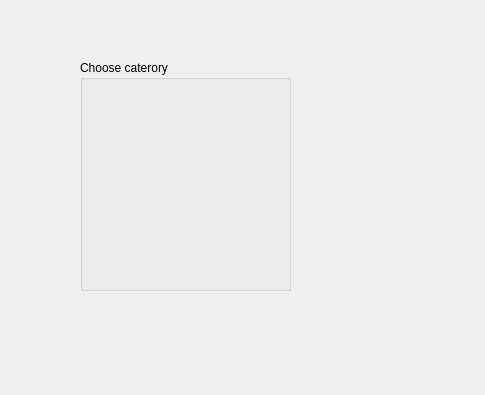
First picture: the form in catergory.ui, repository VIGNESHWAR2407/QT-Quiz_Game, before the edit.
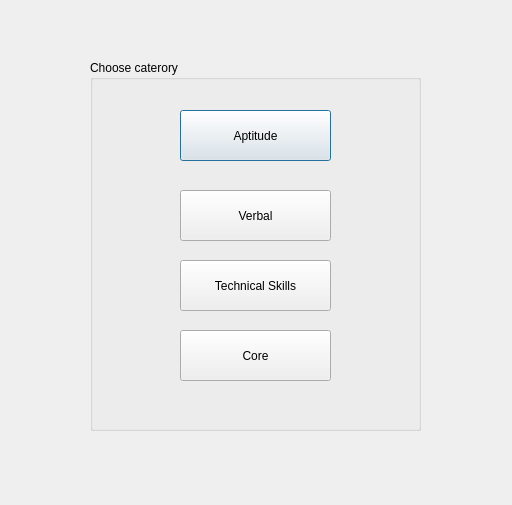
Second picture: the form after the edit.

```diff
--- a/catergory.ui
+++ b/catergory.ui
@@ -6,8 +6,8 @@
    <rect>
     <x>0</x>
     <y>0</y>
-    <width>485</width>
-    <height>395</height>
+    <width>512</width>
+    <height>505</height>
    </rect>
   </property>
   <property name="windowTitle">
@@ -16,15 +16,67 @@
   <widget class="QGroupBox" name="groupBox">
    <property name="geometry">
     <rect>
-     <x>80</x>
+     <x>90</x>
      <y>60</y>
-     <width>211</width>
-     <height>231</height>
+     <width>331</width>
+     <height>371</height>
     </rect>
    </property>
    <property name="title">
     <string>Choose caterory</string>
    </property>
+   <widget class="QPushButton" name="apti_btn">
+    <property name="geometry">
+     <rect>
+      <x>90</x>
+      <y>50</y>
+      <width>151</width>
+      <height>51</height>
+     </rect>
+    </property>
+    <property name="text">
+     <string>Aptitude</string>
+    </property>
+   </widget>
+   <widget class="QPushButton" name="verbal_btn">
+    <property name="geometry">
+     <rect>
+      <x>90</x>
+      <y>130</y>
+      <width>151</width>
+      <height>51</height>
+     </rect>
+    </property>
+    <property name="text">
+     <string>Verbal</string>
+    </property>
+   </widget>
+   <widget class="QPushButton" name="tech_btn">
+    <property name="geometry">
+     <rect>
+      <x>90</x>
+      <y>200</y>
+      <width>151</width>
+      <height>51</height>
+     </rect>
+    </property>
+    <property name="text">
+     <string>Technical Skills</string>
+    </property>
+   </widget>
+   <widget class="QPushButton" name="core_btn">
+    <property name="geometry">
+     <rect>
+      <x>90</x>
+      <y>270</y>
+      <width>151</width>
+      <height>51</height>
+     </rect>
+    </property>
+    <property name="text">
+     <string>Core</string>
+    </property>
+   </widget>
   </widget>
  </widget>
  <resources/>
```
